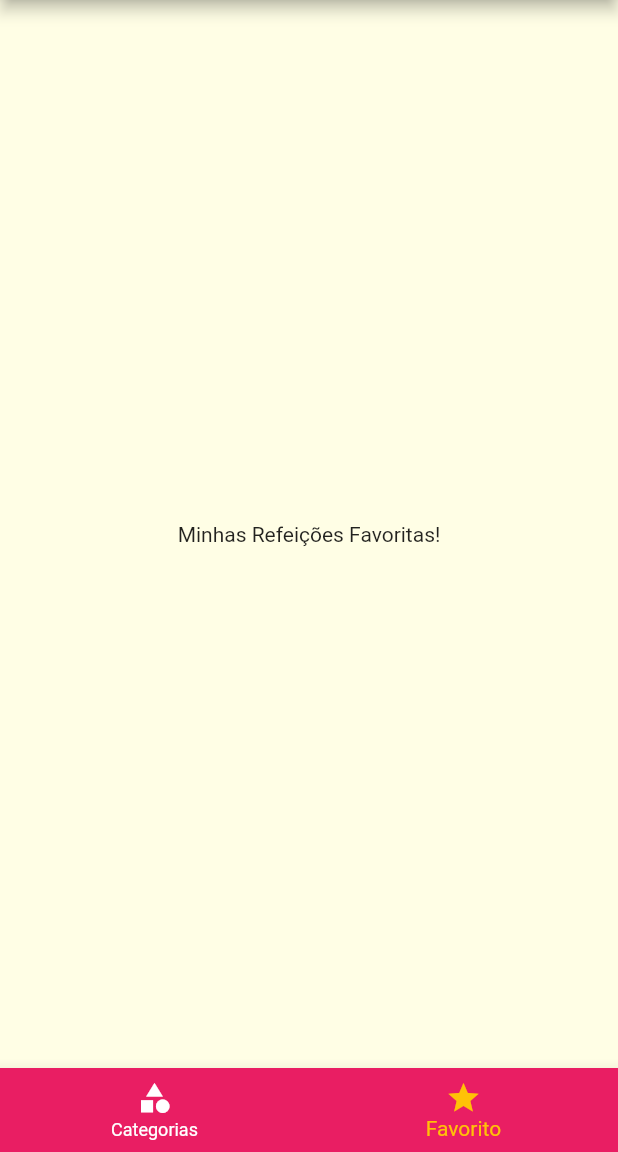
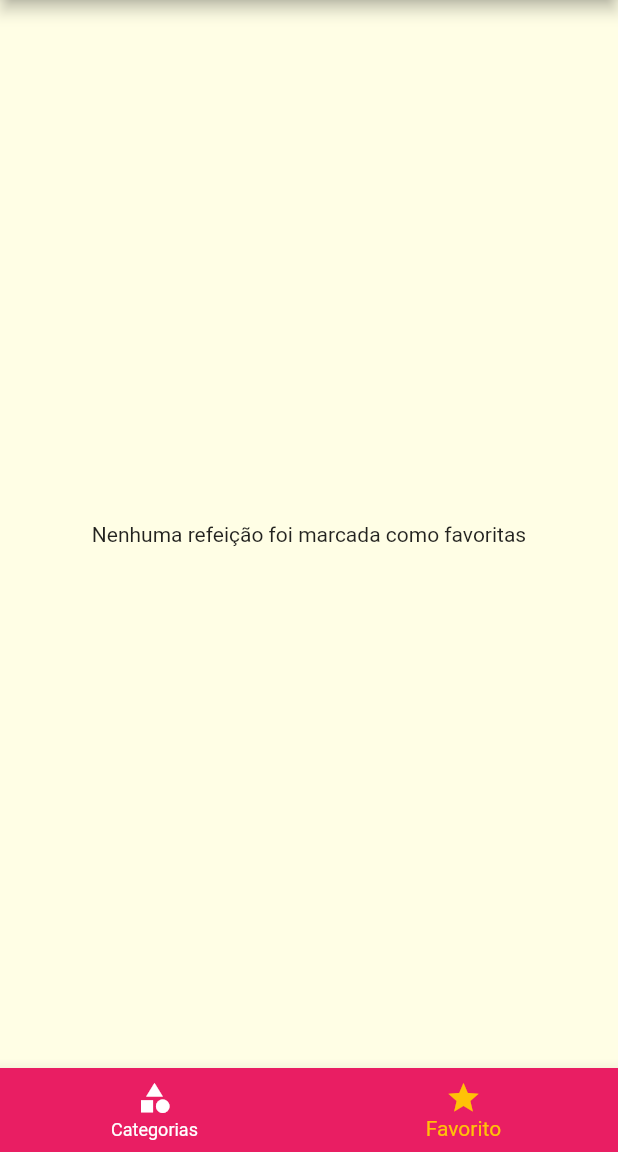
Before and after one commit to JamileFerreira/menu, a Flutter app: the screen it shows after launch, item 2 of the bottom bar chosen, on a phone screen of 412 x 824 dp, the part 84-1236 px from its top. Run offline on Flutter 3.47's test engine with Material 2 defaults, Android fonts, the phone set to English and light mode, and no system bars.

Commit message:
Creating favorites list

```diff
--- a/lib/main.dart
+++ b/lib/main.dart
@@ -19,6 +19,7 @@ class MyApp extends StatefulWidget {
 class _MyAppState extends State<MyApp> {
   Settings settings = Settings();
   List<Meal> _availableMeals = DUMMY_MEALS;
+  final List<Meal> _favoriteMeals = [];
 
   void _filterMeals(Settings settings) {
     setState(() {
@@ -34,6 +35,18 @@ class _MyAppState extends State<MyApp> {
             !filterVegetarian;
       }).toList();
     });
+  }
+
+  void _toggleFavorite(Meal meal) {
+    setState(() {
+      _favoriteMeals.contains(meal)
+          ? _favoriteMeals.remove(meal)
+          : _favoriteMeals.add(meal);
+    });
+  }
+
+  bool _isFavorite(Meal meal) {
+    return _favoriteMeals.contains(meal);
   }
 
   @override
@@ -53,10 +66,11 @@ class _MyAppState extends State<MyApp> {
             ),
       ),
       routes: {
-        AppRoutes.HOME: (ctx) => TabsScreen(),
+        AppRoutes.HOME: (ctx) => TabsScreen(_favoriteMeals),
         AppRoutes.CATEGORIES_MEALS: (ctx) =>
             CategoriesMealsScreen(_availableMeals),
-        AppRoutes.MEAL_DETAIL: (ctx) => MealDetailScreen(),
+        AppRoutes.MEAL_DETAIL: (ctx) =>
+            MealDetailScreen(_toggleFavorite, _isFavorite),
         AppRoutes.SETTINGS: (ctx) => SettingsScreen(settings, _filterMeals),
       },
       debugShowCheckedModeBanner: false,
--- a/lib/screens/favorite_screen.dart
+++ b/lib/screens/favorite_screen.dart
@@ -1,10 +1,25 @@
 import 'package:flutter/material.dart';
+import '../models/meal.dart';
+import '../components/meal_item.dart';
 
 class FavoriteScreen extends StatelessWidget {
+  final List<Meal> favoriteMeals;
+
+  const FavoriteScreen(this.favoriteMeals);
+
   @override
   Widget build(BuildContext context) {
-    return Center(
-      child: Text('Minhas Refeições Favoritas!'),
-    );
+    if (favoriteMeals.isEmpty) {
+      return const Center(
+        child: Text('Nenhuma refeição foi marcada como favoritas'),
+      );
+    } else {
+      return ListView.builder(
+        itemCount: favoriteMeals.length,
+        itemBuilder: (ctx, index) {
+          return MealItem(favoriteMeals[index]);
+        },
+      );
+    }
   }
 }
--- a/lib/screens/tabs_screen.dart
+++ b/lib/screens/tabs_screen.dart
@@ -2,18 +2,33 @@ import 'package:flutter/material.dart';
 import '../screens/categories_screen.dart';
 import 'favorite_screen.dart';
 import '../components/main_drawer.dart';
+import '../models/meal.dart';
 
 class TabsScreen extends StatefulWidget {
   @override
   State<TabsScreen> createState() => _TabsScreenState();
+  final List<Meal> favoriteMeals;
+  const TabsScreen(this.favoriteMeals);
 }
 
 class _TabsScreenState extends State<TabsScreen> {
   int _selectedScreenIdex = 0;
-  final List<Map<String, Object>> _screens = [
-    {'title': 'Lista de Categorias?', 'screen': CategoriesScreen()},
-    {'title': 'Meus Favoritos', 'screen': FavoriteScreen()},
-  ];
+  List<Map<String, Object>>? _screens;
+
+  @override
+  void initState() {
+    super.initState();
+    _screens = [
+      {
+        'title': 'Lista de Categorias?',
+        'screen': CategoriesScreen(),
+      },
+      {
+        'title': 'Meus Favoritos',
+        'screen': FavoriteScreen(widget.favoriteMeals),
+      },
+    ];
+  }
 
   _selectScreen(int index) {
     setState(() {
@@ -26,11 +41,11 @@ class _TabsScreenState extends State<TabsScreen> {
     return Scaffold(
       appBar: AppBar(
         title: Text(
-          _screens[_selectedScreenIdex]['title'] as String,
+          _screens![_selectedScreenIdex]['title'] as String,
         ),
       ),
       drawer: MainDrawer(),
-      body: _screens[_selectedScreenIdex]['screen'] as Widget,
+      body: _screens![_selectedScreenIdex]['screen'] as Widget,
       bottomNavigationBar: BottomNavigationBar(
         onTap: _selectScreen,
         backgroundColor: Theme.of(context).colorScheme.primary,
```
Also changed, not shown: lib/screens/meal_detail_screen.dart (+12 -0 lines).
